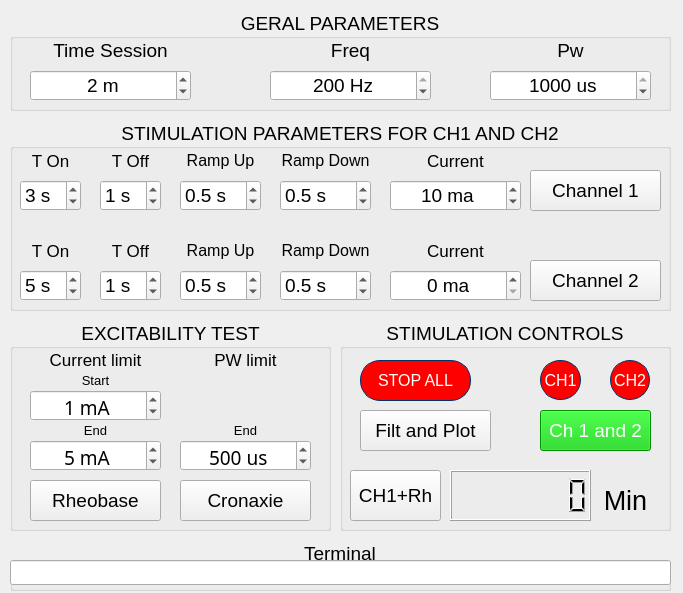
lara-unb/Estimulema, file Estimulema Diag and Train/Estimulema V0.3 Rv1.ui: the form before one commit.
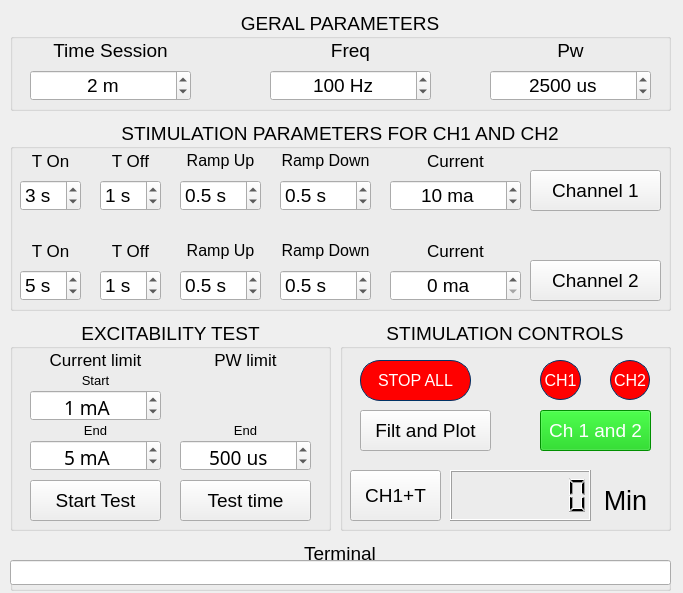
The form after the commit. Icons and pictures are not drawn.

Patch:
```diff
--- a/Estimulema Diag and Train/Estimulema V0.3 Rv1.ui
+++ b/Estimulema Diag and Train/Estimulema V0.3 Rv1.ui
@@ -208,7 +208,7 @@
       </rect>
      </property>
      <property name="text">
-      <string>CH1+Rh</string>
+      <string>CH1+T</string>
      </property>
     </widget>
    </widget>
@@ -325,7 +325,7 @@
       </font>
      </property>
      <property name="text">
-      <string>Rheobase</string>
+      <string>Start Test</string>
      </property>
     </widget>
     <widget class="QPushButton" name="pushButton_cr">
@@ -343,7 +343,7 @@
       </font>
      </property>
      <property name="text">
-      <string>Cronaxie</string>
+      <string>Test time</string>
      </property>
     </widget>
     <widget class="QLabel" name="label">
@@ -1023,13 +1023,13 @@
       <number>1</number>
      </property>
      <property name="maximum">
-      <number>200</number>
+      <number>300</number>
      </property>
      <property name="singleStep">
       <number>5</number>
      </property>
      <property name="value">
-      <number>200</number>
+      <number>100</number>
      </property>
     </widget>
     <widget class="QLabel" name="label_7">
@@ -1088,13 +1088,13 @@
       <number>20</number>
      </property>
      <property name="maximum">
-      <number>1000</number>
+      <number>5000</number>
      </property>
      <property name="singleStep">
       <number>50</number>
      </property>
      <property name="value">
-      <number>1000</number>
+      <number>2500</number>
      </property>
     </widget>
    </widget>
```
Left out of the diff: 4 changed lines with no effect on the pictures.
